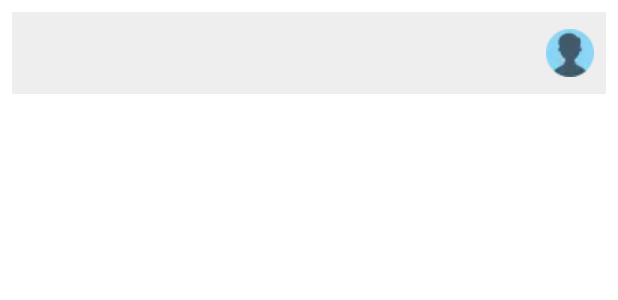
After one commit to ranitraj/ContactsEntrepot, an Android app: the layout item_contact.xml on its own in the app's theme, with its tools: preview values and no code run, on a phone screen of 412 x 824 dp. The commit adds this screen. Shown: the top 300 px of the screen. Run offline under Robolectric (Android 15) with nearby library versions, the phone set to English and light mode, and no system bars.

Commit message:
Implementing display of excel data in Recycler view

```diff
--- a/app/src/main/AndroidManifest.xml
+++ b/app/src/main/AndroidManifest.xml
@@ -13,7 +13,8 @@
         android:roundIcon="@mipmap/ic_launcher_round"
         android:supportsRtl="true"
         android:theme="@style/Theme.ContactsEntrepot">
-        <activity android:name=".view.MainActivity">
+        <activity android:name=".view.MainActivity"
+            android:screenOrientation="portrait">
             <intent-filter>
                 <action android:name="android.intent.action.MAIN" />
 
--- a/app/src/main/res/layout/activity_main.xml
+++ b/app/src/main/res/layout/activity_main.xml
@@ -64,7 +64,7 @@
             android:id="@+id/display_contacts_recycler_view"
             android:layout_width="@dimen/dp_0"
             android:layout_height="@dimen/dp_0"
-            app:layout_constraintHeight_percent="0.6"
+            app:layout_constraintHeight_percent="0.55"
 
             android:visibility="invisible"
 
--- /dev/null
+++ b/app/src/main/res/layout/item_contact.xml
@@ -0,0 +1,56 @@
+<?xml version="1.0" encoding="utf-8"?>
+<androidx.constraintlayout.widget.ConstraintLayout xmlns:android="http://schemas.android.com/apk/res/android"
+    android:layout_width="match_parent"
+    android:layout_height="wrap_content"
+    android:background="@color/gray_400"
+    android:layout_marginStart="@dimen/dp_8"
+    android:layout_marginEnd="@dimen/dp_8"
+    android:layout_marginTop="@dimen/dp_8"
+    xmlns:app="http://schemas.android.com/apk/res-auto">
+
+    <TextView
+        android:id="@+id/contact_name"
+        android:layout_width="@dimen/dp_0"
+        android:layout_height="wrap_content"
+        app:layout_constraintWidth_percent="0.6"
+        android:padding="@dimen/dp_4"
+        android:layout_marginStart="@dimen/dp_8"
+        android:ellipsize="end"
+
+        android:textStyle="bold"
+        android:textSize="@dimen/sp_16"
+        android:textColor="@color/color_header"
+
+        app:layout_constraintStart_toStartOf="parent"
+        app:layout_constraintTop_toTopOf="parent"/>
+
+    <TextView
+        android:id="@+id/contact_number"
+        android:layout_width="@dimen/dp_0"
+        android:layout_height="wrap_content"
+        app:layout_constraintWidth_percent="0.7"
+        android:padding="@dimen/dp_4"
+        android:layout_marginStart="@dimen/dp_8"
+
+        android:textStyle="italic"
+        android:textSize="@dimen/sp_12"
+        android:textColor="@color/color_sub_header"
+
+        app:layout_constraintStart_toStartOf="parent"
+        app:layout_constraintTop_toBottomOf="@id/contact_name"/>
+
+    <ImageView
+        android:id="@+id/contact_dummy_image"
+        android:layout_width="wrap_content"
+        android:layout_height="match_parent"
+        android:layout_marginEnd="@dimen/dp_8"
+        android:contentDescription="@string/app_name"
+
+        android:src="@drawable/user"
+        android:scaleType="fitXY"
+
+        app:layout_constraintEnd_toEndOf="parent"
+        app:layout_constraintTop_toTopOf="parent"
+        app:layout_constraintBottom_toBottomOf="parent"/>
+
+</androidx.constraintlayout.widget.ConstraintLayout>
--- a/app/src/main/res/values/colors.xml
+++ b/app/src/main/res/values/colors.xml
@@ -7,4 +7,7 @@
     <color name="teal_700">#FF018786</color>
     <color name="black">#FF000000</color>
     <color name="white">#FFFFFFFF</color>
+    <color name="gray_400">#EEEEEE</color>
+    <color name="color_header">#212121</color>
+    <color name="color_sub_header">#424242</color>
 </resources>
--- a/app/src/main/res/values/dimens.xml
+++ b/app/src/main/res/values/dimens.xml
@@ -4,4 +4,6 @@
     <dimen name="dp_8">8dp</dimen>
     <dimen name="dp_0">0dp</dimen>
     <dimen name="dp_16">16dp</dimen>
+    <dimen name="dp_4">4dp</dimen>
+    <dimen name="sp_12">12sp</dimen>
 </resources>
```
Also changed, not shown: app/src/main/assets/cancel.json (added, +1 -0 lines), app/src/main/assets/done.json (added, +1 -0 lines), app/src/main/java/com/android/ranit/contactsentrepot/view/MainActivity.java (+10 -3 lines), app/src/main/java/com/android/ranit/contactsentrepot/view/adapter/ContactsAdapter.java (added, +69 -0 lines), app/src/main/res/drawable-v24/user.webp (added).
